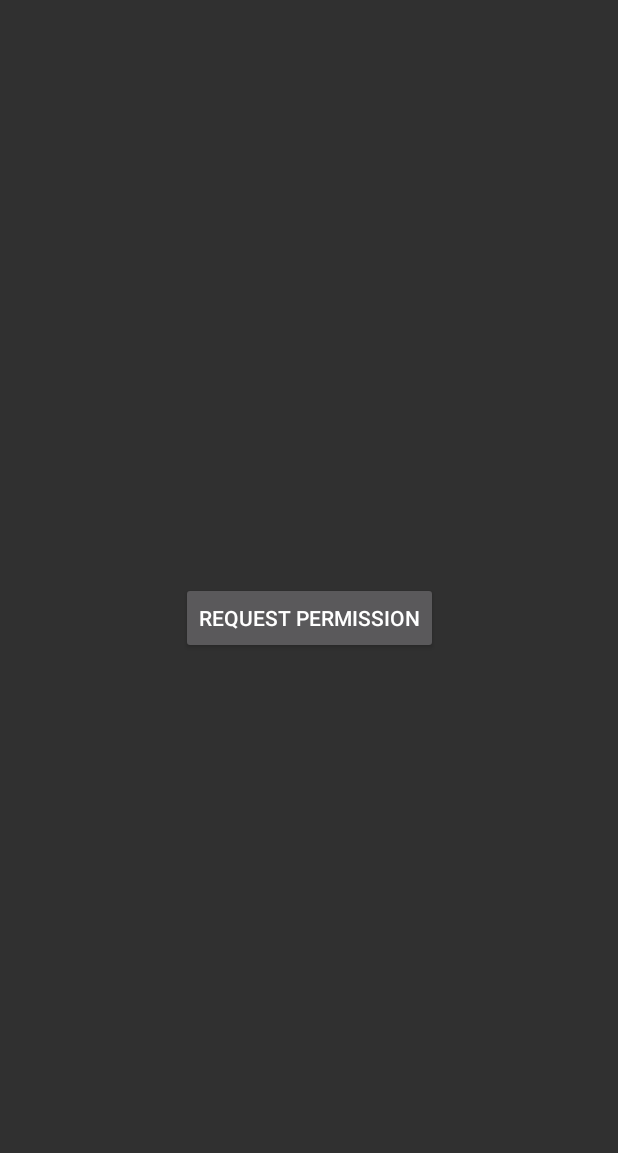
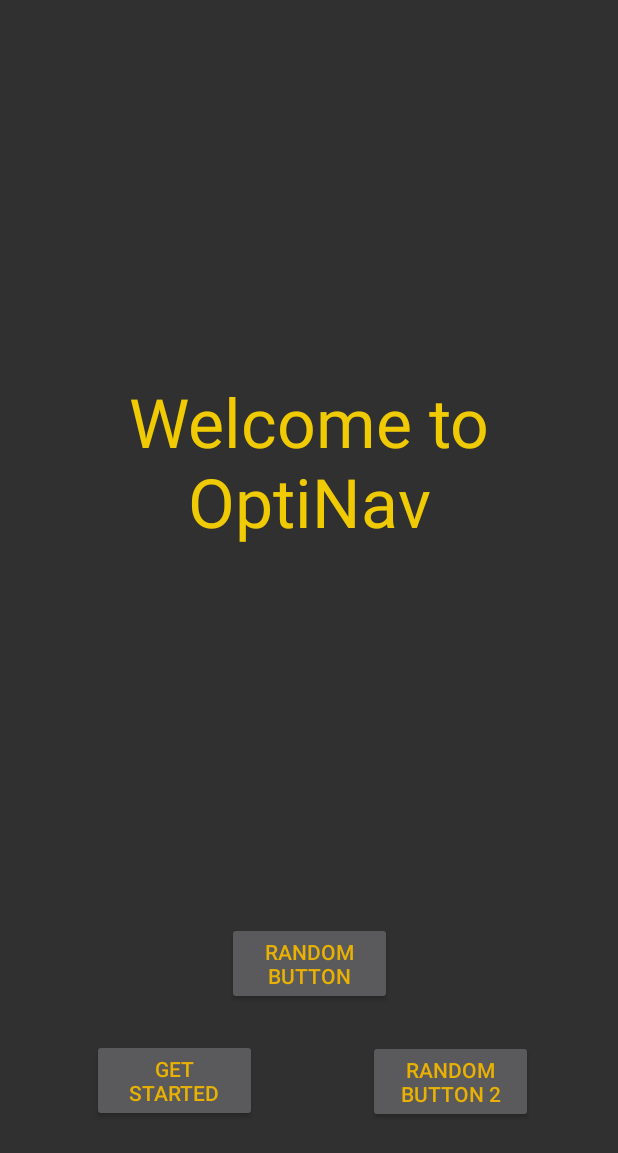
Before and after one commit to ABAdkins/newOptiNav, an Android app: the screen it shows after launch (PermissionActivity before the commit, MainActivity after it), on a phone screen of 412 x 824 dp. Shown: the top 1153 px of the screen. Run offline under Robolectric (Android 15) with nearby library versions, the phone set to English and light mode, and no system bars; libraries missing offline, so code that uses them is left out: com.gun0912.tedpermission.

Commit message:
made permissions a bit better

```diff
--- a/app/src/main/AndroidManifest.xml
+++ b/app/src/main/AndroidManifest.xml
@@ -16,7 +16,6 @@
         android:roundIcon="@mipmap/ic_launch_round"
         android:supportsRtl="true"
         android:theme="@style/AppTheme">
-        <activity android:name=".PermissionActivity"></activity>
         <!--
              The API key for Google Maps-based APIs is defined as a string resource.
              (See the file "res/values/google_maps_api.xml").
--- a/app/src/main/java/com/example/newoptinav/MainActivity.java
+++ b/app/src/main/java/com/example/newoptinav/MainActivity.java
@@ -2,7 +2,16 @@ package com.example.newoptinav;
 
 import androidx.appcompat.app.AppCompatActivity;
 
+import android.Manifest;
+import android.content.Intent;
 import android.os.Bundle;
+import android.view.View;
+import android.widget.Toast;
+
+import com.gun0912.tedpermission.PermissionListener;
+import com.gun0912.tedpermission.TedPermission;
+
+import java.util.List;
 
 public class MainActivity extends AppCompatActivity {
 
@@ -11,4 +20,23 @@ public class MainActivity extends AppCompatActivity {
         super.onCreate(savedInstanceState);
         setContentView(R.layout.activity_main);
     }
+
+    public void checkPermission(View view) {
+        PermissionListener permissionListener = new PermissionListener() {
+            @Override
+            public void onPermissionGranted() {
+                startActivity(new Intent(MainActivity.this, MapsActivity.class));
+            }
+
+            @Override
+            public void onPermissionDenied(List<String> deniedPermissions) {
+                Toast.makeText(MainActivity.this, "permission denied", Toast.LENGTH_SHORT).show();
+            }
+        };
+        //ask for permission
+        TedPermission.with(MainActivity.this)
+                .setPermissionListener(permissionListener)
+                .setPermissions(Manifest.permission.ACCESS_FINE_LOCATION)
+                .check();
+    }
 }
--- a/app/src/main/java/com/example/newoptinav/PermissionActivity.java
+++ /dev/null
@@ -1,44 +0,0 @@
-package com.example.newoptinav;
-
-import androidx.appcompat.app.AppCompatActivity;
-
-import android.Manifest;
-import android.content.Intent;
-import android.os.Bundle;
-import android.view.View;
-import android.widget.Toast;
-
-import com.gun0912.tedpermission.PermissionListener;
-import com.gun0912.tedpermission.TedPermission;
-
-import java.util.List;
-
-public class PermissionActivity extends AppCompatActivity {
-
-    @Override
-    protected void onCreate(Bundle savedInstanceState) {
-        super.onCreate(savedInstanceState);
-        setContentView(R.layout.activity_permission);
-    }
-
-    public void checkPermission(View view) {
-        PermissionListener permissionListener = new PermissionListener() {
-            @Override
-            public void onPermissionGranted() {
-                Toast.makeText(PermissionActivity.this, "permission granted", Toast.LENGTH_SHORT).show();
-                //setContentView(R.layout.activity_maps);
-                startActivity(new Intent(PermissionActivity.this, MapsActivity.class));
-            }
-
-            @Override
-            public void onPermissionDenied(List<String> deniedPermissions) {
-                Toast.makeText(PermissionActivity.this, "permission denied", Toast.LENGTH_SHORT).show();
-            }
-        };
-        //ask for permission
-        TedPermission.with(PermissionActivity.this)
-                .setPermissionListener(permissionListener)
-                .setPermissions(Manifest.permission.ACCESS_FINE_LOCATION)
-                .check();
-    }
-}
--- a/app/src/main/java/com/example/newoptinav/SplashScreen.java
+++ b/app/src/main/java/com/example/newoptinav/SplashScreen.java
@@ -15,7 +15,7 @@ public class SplashScreen extends AppCompatActivity {
         new Handler().postDelayed(new Runnable() {
             @Override
             public void run() {
-                Intent i = new Intent(SplashScreen.this, PermissionActivity.class);
+                Intent i = new Intent(SplashScreen.this, MainActivity.class);
                 startActivity(i);
 
                 finish();
--- a/app/src/main/res/layout/activity_main.xml
+++ b/app/src/main/res/layout/activity_main.xml
@@ -6,13 +6,59 @@
     android:layout_height="match_parent"
     tools:context=".MainActivity">
 
-    <TextView
-        android:layout_width="wrap_content"
-        android:layout_height="wrap_content"
-        android:text="Hello World!"
+    <Button
+        android:id="@+id/permissionButton"
+        android:layout_width="110dp"
+        android:layout_height="55dp"
+        android:onClick="checkPermission"
+        android:text="Get started"
+        android:textColor="@color/darkYellow"
         app:layout_constraintBottom_toBottomOf="parent"
+        app:layout_constraintEnd_toEndOf="parent"
+        app:layout_constraintHorizontal_bias="0.203"
         app:layout_constraintLeft_toLeftOf="parent"
         app:layout_constraintRight_toRightOf="parent"
+        app:layout_constraintStart_toStartOf="parent"
+        app:layout_constraintTop_toTopOf="parent"
+        app:layout_constraintVertical_bias="0.901" />
+
+    <Button
+        android:id="@+id/button2"
+        android:layout_width="110dp"
+        android:layout_height="55dp"
+        android:text="Random button 2"
+        android:textColor="@color/darkYellow"
+        app:layout_constraintBottom_toBottomOf="parent"
+        app:layout_constraintEnd_toEndOf="parent"
+        app:layout_constraintHorizontal_bias="0.813"
+        app:layout_constraintStart_toStartOf="parent"
+        app:layout_constraintTop_toTopOf="parent"
+        app:layout_constraintVertical_bias="0.902" />
+
+    <Button
+        android:id="@+id/button"
+        android:layout_width="110dp"
+        android:layout_height="55dp"
+        android:text="Random button"
+        android:textColor="@color/darkYellow"
+        app:layout_constraintBottom_toBottomOf="parent"
+        app:layout_constraintEnd_toEndOf="parent"
+        app:layout_constraintStart_toStartOf="parent"
+        app:layout_constraintTop_toTopOf="parent"
+        app:layout_constraintVertical_bias="0.8" />
+
+    <TextView
+        android:id="@+id/textView"
+        android:layout_width="0dp"
+        android:layout_height="wrap_content"
+        android:text="Welcome to OptiNav"
+        android:textColor="@color/mediumYellow"
+        android:gravity="center_horizontal"
+        android:textAppearance="@style/TextAppearance.AppCompat.Display2"
+        app:layout_constraintBottom_toTopOf="@+id/button"
+        app:layout_constraintEnd_toEndOf="parent"
+        app:layout_constraintStart_toStartOf="parent"
         app:layout_constraintTop_toTopOf="parent" />
 
+
 </androidx.constraintlayout.widget.ConstraintLayout>
--- a/app/src/main/res/layout/activity_permission.xml
+++ /dev/null
@@ -1,21 +0,0 @@
-<?xml version="1.0" encoding="utf-8"?>
-<androidx.constraintlayout.widget.ConstraintLayout xmlns:android="http://schemas.android.com/apk/res/android"
-    xmlns:app="http://schemas.android.com/apk/res-auto"
-    xmlns:tools="http://schemas.android.com/tools"
-    android:layout_width="match_parent"
-    android:layout_height="match_parent"
-    tools:context=".PermissionActivity">
-
-    <Button
-        android:id="@+id/permissionButton"
-        android:layout_width="wrap_content"
-        android:layout_height="wrap_content"
-        android:text="Request Permission"
-        android:onClick="checkPermission"
-        app:layout_constraintBottom_toBottomOf="parent"
-        app:layout_constraintLeft_toLeftOf="parent"
-        app:layout_constraintRight_toRightOf="parent"
-        app:layout_constraintTop_toTopOf="parent"
-        />
-
-</androidx.constraintlayout.widget.ConstraintLayout>
```
